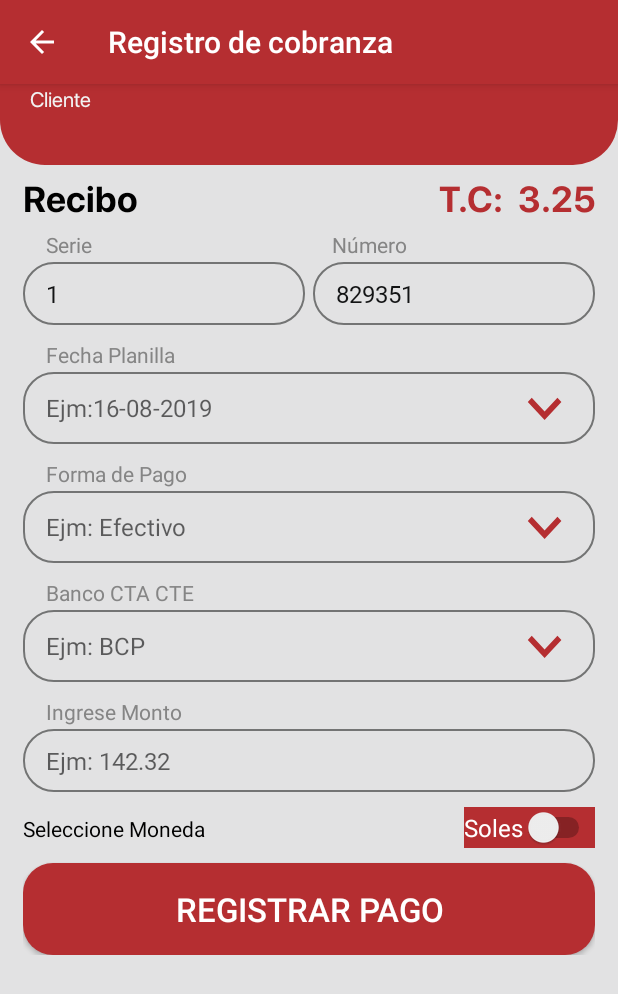
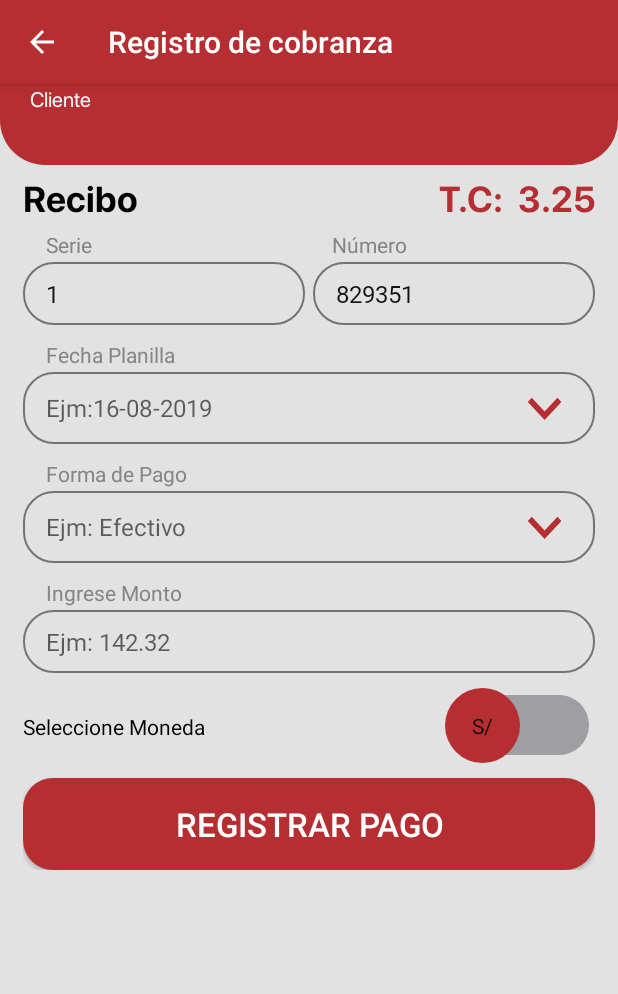
Before and after one commit to pguillena/AppUnibell, an Android app: the Activity_Cobranza_Agregar_Pago screen opened directly, with no data from a screen before it, on a phone screen of 412 x 824 dp. Shown: the top 994 px of the screen. Run offline under Robolectric (Android 15) with nearby library versions, the phone set to English and light mode, and no system bars; libraries missing offline, so code that uses them is left out: android.arch.core; network calls fail.

Commit message:
Cambio en el simbolo de dolar y soles SWITCH

```diff
--- a/app/src/main/java/pe/com/app/unibell/appunibell/Cobranza/Activity_Cobranza_Agregar_Pago.java
+++ b/app/src/main/java/pe/com/app/unibell/appunibell/Cobranza/Activity_Cobranza_Agregar_Pago.java
@@ -3,6 +3,11 @@ package pe.com.app.unibell.appunibell.Cobranza;
 import android.app.DialogFragment;
 import android.content.Intent;
 import android.content.SharedPreferences;
+import android.content.res.ColorStateList;
+import android.graphics.Color;
+import android.graphics.PorterDuff;
+import android.graphics.drawable.StateListDrawable;
+import android.os.Build;
 import android.os.Bundle;
 import android.support.v7.app.AppCompatActivity;
 import android.view.MenuItem;
@@ -37,7 +42,7 @@ public class Activity_Cobranza_Agregar_Pago
         Dialogo_Fragment_Fecha.NoticeDialogoListener{
 
     private EditText rp_txtserie,rp_txtnumero,rp_txtmonto;
-    private TextView rp_lblfplanilla,rp_lblfpago,rp_lblbancoctacte,rp_lblcliente,rp_txttipocambio;
+    private TextView rp_lblfplanilla,rp_lblfpago,rp_lblbancoctacte,rp_lblcliente,rp_txttipocambio,lblCtaCte;
     private Button rp_btnregistrar;
     private Switch rp_swmoneda;
 
@@ -80,9 +85,14 @@ public class Activity_Cobranza_Agregar_Pago
         rp_lblfplanilla = (TextView)findViewById(R.id.rp_lblfplanilla);
         rp_lblfpago = (TextView)findViewById(R.id.rp_lblfpago);
         rp_lblbancoctacte = (TextView)findViewById(R.id.rp_lblbancoctacte);
+        lblCtaCte = (TextView)findViewById(R.id.lblCtaCte);
         rp_lblcliente = (TextView)findViewById(R.id.rp_lblcliente);
         rp_txttipocambio = (TextView)findViewById(R.id.rp_txttipocambio);
         rp_swmoneda = (Switch) findViewById(R.id.rp_swmoneda);
+
+
+
+
 
         //rp_tbmoneda = (ToggleButton) findViewById(R.id.rp_tbmoneda);
 
@@ -122,14 +132,19 @@ public class Activity_Cobranza_Agregar_Pago
 
         rp_btnregistrar.setOnClickListener(OnClickListener_rp_btnregistrar);
 
+        rp_lblbancoctacte.setVisibility(View.GONE);
+        lblCtaCte.setVisibility(View.GONE);
+
         rp_swmoneda.setOnClickListener(new View.OnClickListener() {
             @Override
             public void onClick(View view) {
                 String statusSwitch1, statusSwitch2;
-                if (rp_swmoneda.isChecked())
-                    rp_swmoneda.setText("Dolares");
-                else
-                    rp_swmoneda.setText("Soles");
+                if (rp_swmoneda.isChecked()){
+                    //rp_swmoneda.setText("Dolares");
+                }
+                else{
+                    //rp_swmoneda.setText("Soles");
+                    }
             }
         });
 
@@ -165,18 +180,24 @@ public class Activity_Cobranza_Agregar_Pago
         @Override
         public void onClick(View v) {
             try {
-                //iTabla=200 CC/BANCOS
-                iAuxiliar = 2;
-                iTabla = 200;
-                dialog_fragment_auxiliar = new Dialog_Fragment_Auxiliar();
-                dialog_fragment_auxiliar.setAuxiliarDialogfragmentListener(Activity_Cobranza_Agregar_Pago.this, iTabla, 0);
-                dialog_fragment_auxiliar.show(getSupportFragmentManager(), dialog_fragment_auxiliar.TAG);
 
+                MostrarBancos();
 
             } catch (Exception e) {
             }
         }
     };
+
+    private void MostrarBancos() {
+
+        //iTabla=200 CC/BANCOS
+        iAuxiliar = 2;
+        iTabla = 200;
+        dialog_fragment_auxiliar = new Dialog_Fragment_Auxiliar();
+        dialog_fragment_auxiliar.setAuxiliarDialogfragmentListener(Activity_Cobranza_Agregar_Pago.this, iTabla, 0);
+        dialog_fragment_auxiliar.show(getSupportFragmentManager(), dialog_fragment_auxiliar.TAG);
+
+    }
 
     @Override
     public void onTablaAuxiliarSI() {
@@ -188,8 +209,14 @@ public class Activity_Cobranza_Agregar_Pago
                 rp_lblbancoctacte.setText("");
                 if (rp_lblfpago.getTag().toString().trim().equals("E") || rp_lblfpago.getTag().toString().trim().equals("Z")) {
                     rp_lblbancoctacte.setEnabled(false);
+                    rp_lblbancoctacte.setVisibility(View.GONE);
+                    lblCtaCte.setVisibility(View.GONE);
+
                 } else {
                     rp_lblbancoctacte.setEnabled(true);
+                    rp_lblbancoctacte.setVisibility(View.VISIBLE);
+                    lblCtaCte.setVisibility(View.VISIBLE);
+                    MostrarBancos();
                 }
                 break;
             case 2:
--- /dev/null
+++ b/app/src/main/res/drawable/switch_thumb_custom.xml
@@ -0,0 +1,11 @@
+<?xml version="1.0" encoding="utf-8"?>
+<layer-list xmlns:android="http://schemas.android.com/apk/res/android">
+    <item android:width="50dp"
+        android:height="50dp"        >
+    <shape android:shape="oval">
+        <solid android:color="@color/Button_login_unibell" />
+    </shape>
+
+</item>
+
+</layer-list>
--- /dev/null
+++ b/app/src/main/res/drawable/switch_track_custom.xml
@@ -0,0 +1,13 @@
+<?xml version="1.0" encoding="utf-8"?>
+<layer-list xmlns:android="http://schemas.android.com/apk/res/android">
+    <item android:gravity="center_vertical|fill_horizontal"
+        android:start="4dp"
+        android:end="4dp">
+        <shape android:shape="rectangle"
+            android:tint="@color/Button_login_disable_unibell">
+            <corners android:radius="40dp" />
+            <solid android:color="@color/red_indicator" />
+            <size android:height="40dp" />
+        </shape>
+    </item>
+</layer-list>
--- a/app/src/main/res/layout/activity_cobranza_agregar_pago.xml
+++ b/app/src/main/res/layout/activity_cobranza_agregar_pago.xml
@@ -208,6 +208,7 @@
                 />
 
             <TextView
+                android:id="@+id/lblCtaCte"
                 android:layout_width="match_parent"
                 android:layout_height="wrap_content"
                 android:text="Banco CTA CTE"
@@ -215,6 +216,7 @@
                 android:textSize="14dp"
                 android:textColor="@color/label_login_unibell"
                 android:layout_marginBottom="2dp"
+
                 />
 
             <TextView
@@ -226,6 +228,7 @@
                 android:textSize="16dp"
                 android:paddingLeft="15dp"
                 android:layout_marginBottom="10dp"
+
                 />
 
             <TextView
@@ -272,12 +275,15 @@
                     android:id="@+id/rp_swmoneda"
                     android:layout_width="wrap_content"
                     android:layout_height="wrap_content"
-                    android:background="@color/Button_login_unibell"
+                    android:textOn="U$D"
+                    android:textOff="S/"
+                    android:showText="true"
                     android:textColor="@color/background"
-                    android:textOn="Dolares"
-                    android:textOff="Soles"
-                    android:text="Soles"
+                    android:track="@drawable/switch_track_custom"
+                    android:thumb="@drawable/switch_thumb_custom"
+                    android:thumbTextPadding="10dp"
                    />
+
             </LinearLayout>
 
             <Button
```
